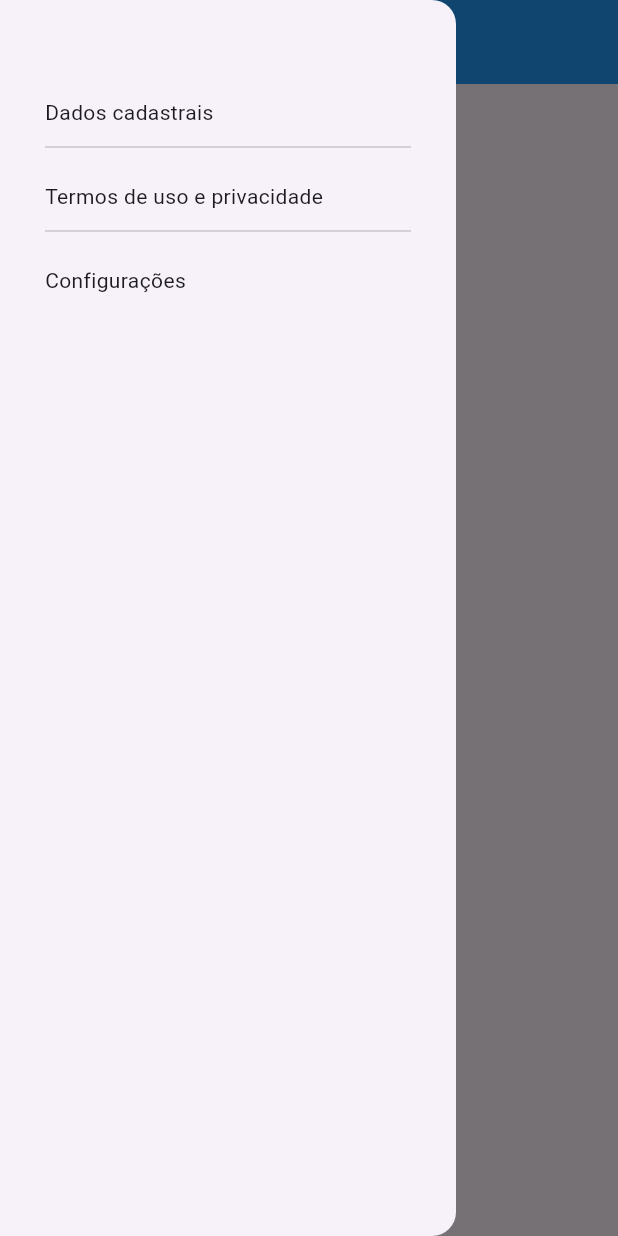
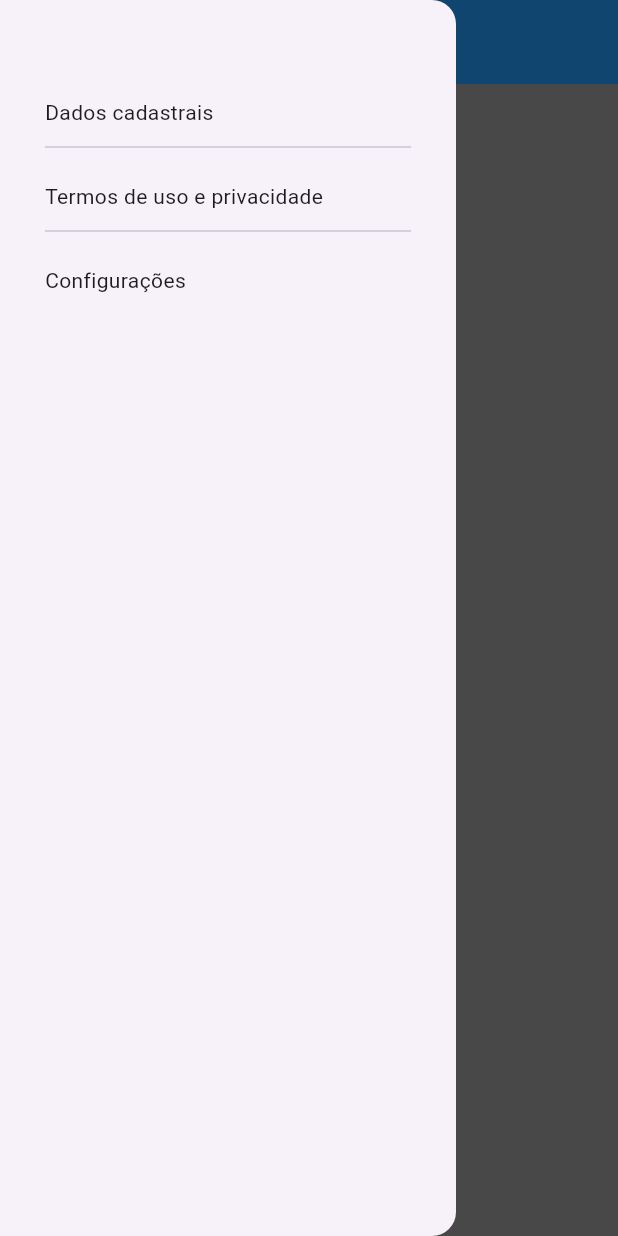
Before and after one commit to hywenklis/dart-flutter, a Flutter app: the MainHomePage screen opened directly, with the side drawer open, on a phone screen of 412 x 824 dp. Run offline on Flutter 3.47's test engine with Material 3 defaults, Android fonts, the phone set to English and light mode, and no system bars; our stand-ins replace google_fonts; network calls fail.

```diff
--- /dev/null
+++ b/flutter/trilhaapp/lib/pages/Pagina1.dart
@@ -0,0 +1,12 @@
+import 'package:flutter/material.dart';
+
+class Pagina1MyWidget extends StatelessWidget {
+  const Pagina1MyWidget({super.key});
+
+  @override
+  Widget build(BuildContext context) {
+    return Container(
+          color: Colors.grey,
+        );
+  }
+}
--- a/flutter/trilhaapp/lib/pages/home_page.dart
+++ b/flutter/trilhaapp/lib/pages/home_page.dart
@@ -1,4 +1,7 @@
 import 'package:flutter/material.dart';
+import 'package:trilhaapp/pages/Pagina1.dart';
+import 'package:trilhaapp/pages/Pagina2.dart';
+import 'package:trilhaapp/pages/Pagina3.dart';
 import 'package:trilhaapp/pages/dados_cadastrais.dart';
 
 class MainHomePage extends StatefulWidget {
@@ -61,6 +64,17 @@ class _MainHomePageState extends State<MainHomePage> {
           ],
         ),
       )),
+      body: Column(
+        children: [
+          Expanded(
+            child: PageView(children: const [
+              Pagina1MyWidget(),
+              Pagina2MyWidget(),
+              Pagina3MyWidget()
+            ]),
+          ),
+        ],
+      ),
     );
   }
 }
```
Also changed, not shown: flutter/trilhaapp/lib/pages/Pagina2.dart (added, +10 -0 lines), flutter/trilhaapp/lib/pages/Pagina3.dart (added, +12 -0 lines).
